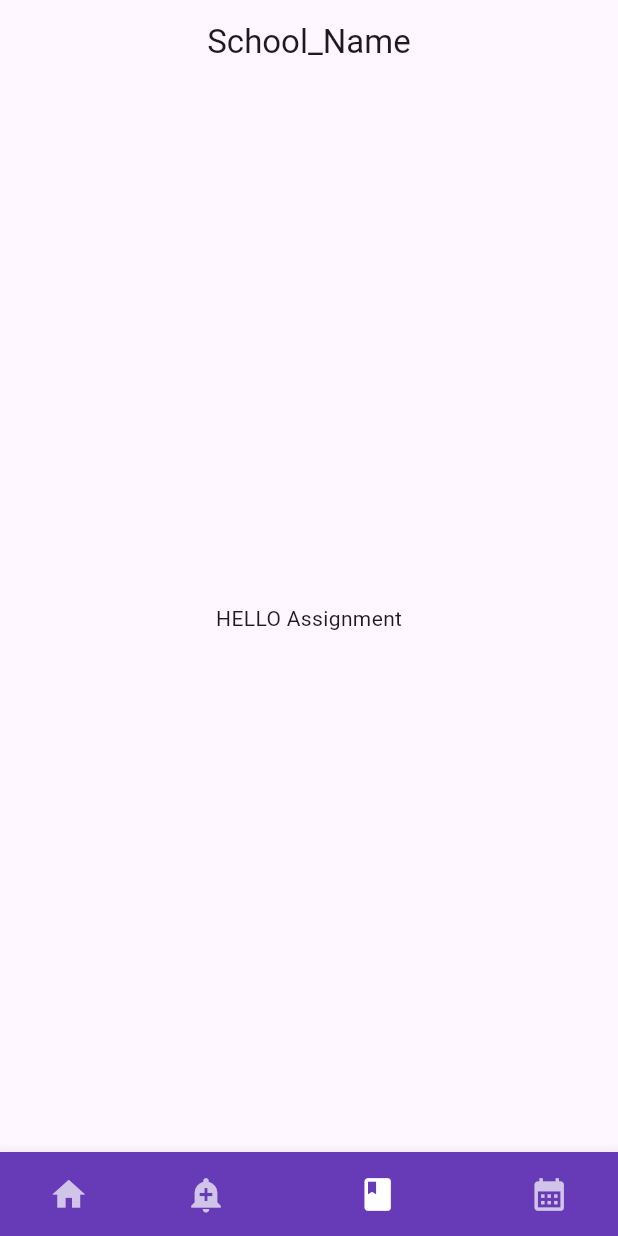
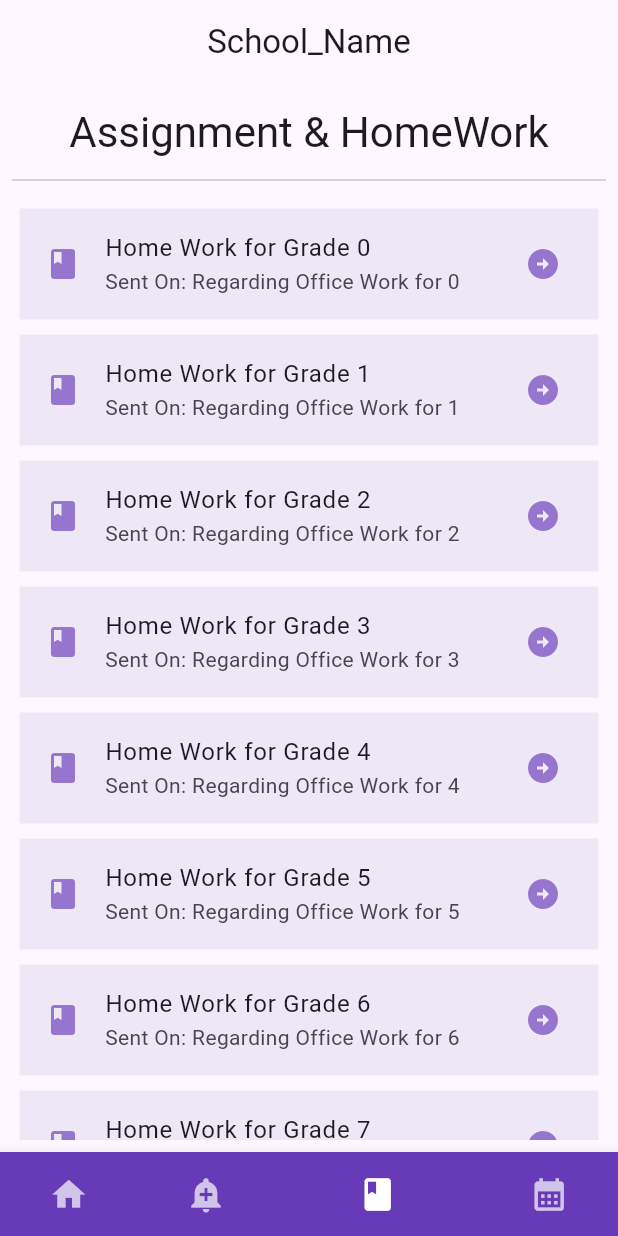
Before and after one commit to LazyyVenom/School_Manager, a Flutter app: the screen it shows after launch, item 3 of the bottom bar chosen, on a phone screen of 412 x 824 dp. Run offline on Flutter 3.47's test engine with Material 3 defaults, Android fonts, the phone set to English and light mode, and no system bars.

Commit message:
Added Assignments Page

```diff
--- a/lib/assignment_page.dart
+++ b/lib/assignment_page.dart
@@ -5,6 +5,48 @@ class AssignmentPage extends StatelessWidget {
 
   @override
   Widget build(BuildContext context) {
-    return const Center(child: Text("HELLO Assignment"));
+    return Padding(
+      padding: const EdgeInsets.all(8.0),
+      child: Column(
+        children: [
+          const SizedBox(height: 6),
+          Text(
+            "Assignment & HomeWork",
+            style: Theme.of(context).textTheme.headlineMedium,
+          ),
+          const SizedBox(height: 6),
+          const Divider(),
+          const SizedBox(height: 6),
+          Expanded(
+            child: ListView.builder(
+              itemCount: 9,
+              itemBuilder: (context, index) {
+                return Padding(
+                  padding: const EdgeInsets.all(5.0),
+                  child: Column(
+                    children: [
+                      Container(
+                        padding: const EdgeInsets.all(1),
+                        color: Colors.deepPurple[50],
+                        child: ListTile(
+                          leading: Icon(Icons.book, color: Colors.deepPurple[300],),
+                          title: Text("Home Work for Grade $index "),
+                          subtitle:
+                              Text("Sent On: Regarding Office Work for $index"),
+                          trailing: Icon(
+                            Icons.arrow_circle_right,
+                            color: Colors.deepPurple[300],
+                          ),
+                        ),
+                      )
+                    ],
+                  ),
+                );
+              },
+            ),
+          )
+        ],
+      ),
+    );
   }
 }
```
